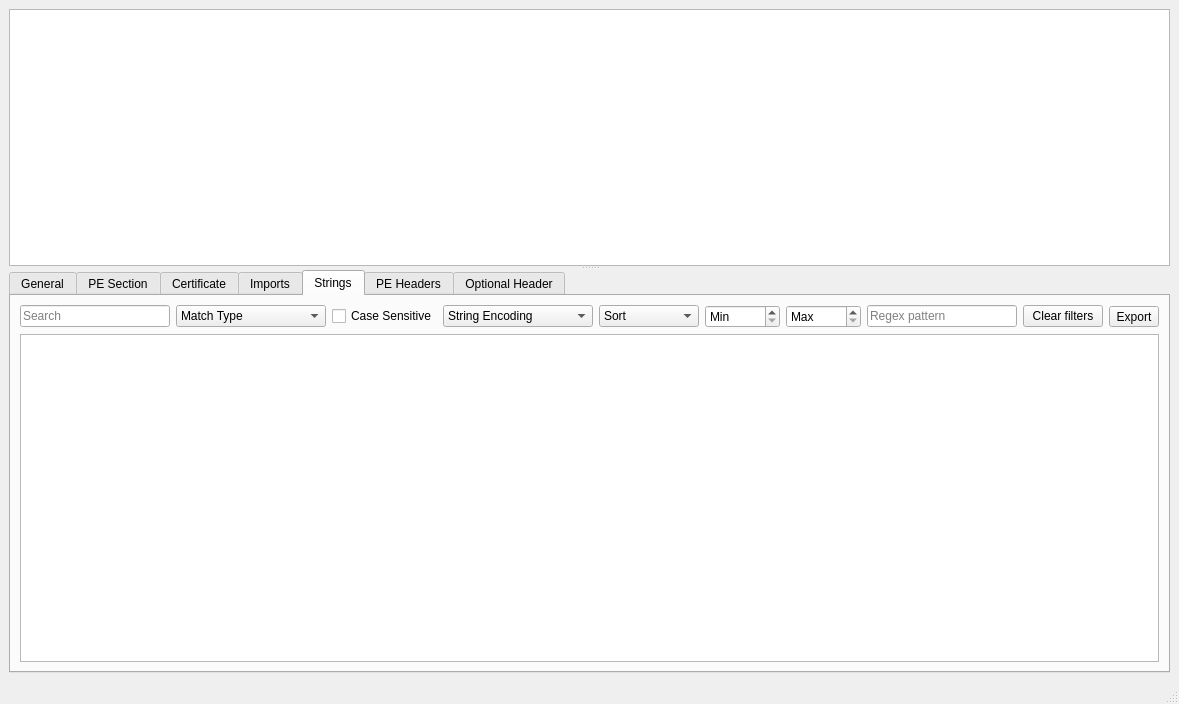
Above: mainwindow.ui from grzesiekkedzior/DriverSentinel before the change. Below: the same form after it.
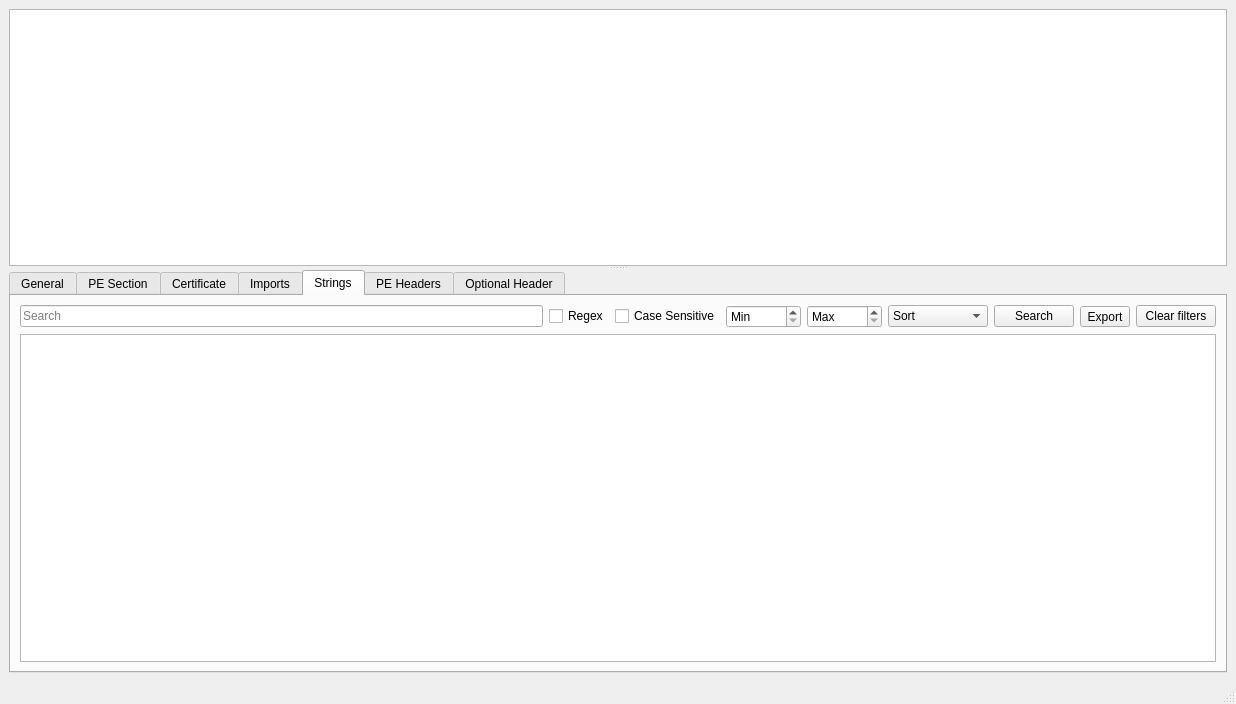
That is the form after the change.

Commit message: Refactoring the structure of string buttons.

What changed in the file:
```diff
--- a/mainwindow.ui
+++ b/mainwindow.ui
@@ -6,7 +6,7 @@
    <rect>
     <x>0</x>
     <y>0</y>
-    <width>1071</width>
+    <width>1236</width>
     <height>704</height>
    </rect>
   </property>
@@ -331,57 +331,7 @@
         <layout class="QVBoxLayout" name="verticalLayout_5">
          <item>
           <layout class="QGridLayout" name="stringToolBoxLayout">
-           <item row="0" column="8">
-            <widget class="QPushButton" name="pushButtonClearFilters">
-             <property name="text">
-              <string>Clear filters</string>
-             </property>
-            </widget>
-           </item>
-           <item row="0" column="0">
-            <widget class="QLineEdit" name="searchEdit">
-             <property name="minimumSize">
-              <size>
-               <width>150</width>
-               <height>0</height>
-              </size>
-             </property>
-             <property name="placeholderText">
-              <string>Search</string>
-             </property>
-            </widget>
-           </item>
            <item row="0" column="4">
-            <widget class="QComboBox" name="comboSort">
-             <property name="minimumSize">
-              <size>
-               <width>100</width>
-               <height>0</height>
-              </size>
-             </property>
-             <item>
-              <property name="text">
-               <string>Sort</string>
-              </property>
-             </item>
-            </widget>
-           </item>
-           <item row="0" column="3">
-            <widget class="QComboBox" name="comboStringEncoding">
-             <property name="minimumSize">
-              <size>
-               <width>150</width>
-               <height>0</height>
-              </size>
-             </property>
-             <item>
-              <property name="text">
-               <string>String Encoding</string>
-              </property>
-             </item>
-            </widget>
-           </item>
-           <item row="0" column="6">
             <widget class="QSpinBox" name="spinBoxMax">
              <property name="minimumSize">
               <size>
@@ -394,22 +344,6 @@
              </property>
             </widget>
            </item>
-           <item row="0" column="7">
-            <widget class="QLineEdit" name="lineEdit">
-             <property name="minimumSize">
-              <size>
-               <width>150</width>
-               <height>0</height>
-              </size>
-             </property>
-             <property name="text">
-              <string/>
-             </property>
-             <property name="placeholderText">
-              <string>Regex pattern</string>
-             </property>
-            </widget>
-           </item>
            <item row="0" column="2">
             <widget class="QCheckBox" name="checkCaseSensitive">
              <property name="text">
@@ -417,41 +351,81 @@
              </property>
             </widget>
            </item>
-           <item row="0" column="1">
-            <widget class="QComboBox" name="comboMatchType">
-             <property name="minimumSize">
-              <size>
-               <width>150</width>
-               <height>0</height>
-              </size>
-             </property>
-             <item>
-              <property name="text">
-               <string>Match Type</string>
-              </property>
-             </item>
-            </widget>
-           </item>
            <item row="0" column="5">
-            <widget class="QSpinBox" name="spinBoxMin">
+            <widget class="QComboBox" name="comboSort">
              <property name="minimumSize">
               <size>
-               <width>75</width>
+               <width>100</width>
                <height>0</height>
               </size>
              </property>
-             <property name="specialValueText">
-              <string>Min</string>
-             </property>
+             <item>
+              <property name="text">
+               <string>Sort</string>
+              </property>
+             </item>
             </widget>
            </item>
-           <item row="0" column="9">
+           <item row="0" column="7">
             <widget class="QToolButton" name="toolButton">
+             <property name="sizePolicy">
+              <sizepolicy hsizetype="Preferred" vsizetype="Fixed">
+               <horstretch>0</horstretch>
+               <verstretch>0</verstretch>
+              </sizepolicy>
+             </property>
              <property name="text">
               <string>Export</string>
              </property>
             </widget>
            </item>
+           <item row="0" column="6">
+            <widget class="QPushButton" name="searchPushButton">
+             <property name="text">
+              <string>Search</string>
+             </property>
+            </widget>
+           </item>
+           <item row="0" column="3">
+            <widget class="QSpinBox" name="spinBoxMin">
+             <property name="minimumSize">
+              <size>
+               <width>75</width>
+               <height>0</height>
+              </size>
+             </property>
+             <property name="specialValueText">
+              <string>Min</string>
+             </property>
+            </widget>
+           </item>
+           <item row="0" column="0">
+            <widget class="QLineEdit" name="searchEdit">
+             <property name="minimumSize">
+              <size>
+               <width>150</width>
+               <height>0</height>
+              </size>
+             </property>
+             <property name="placeholderText">
+              <string>Search</string>
+             </property>
+            </widget>
+           </item>
+           <item row="0" column="11">
+            <widget class="QPushButton" name="pushButtonClearFilters">
+             <property name="text">
+              <string>Clear filters</string>
+             </property>
+            </widget>
+           </item>
+           <item row="0" column="1">
+            <widget class="QCheckBox" name="checkRegex">
+             <property name="text">
+              <string>Regex</string>
+             </property>
+            </widget>
+           </item>
           </layout>
          </item>
          <item>
```
Left out of the diff: 2 changed lines with no effect on the pictures. The commit also changes 3 other files.
